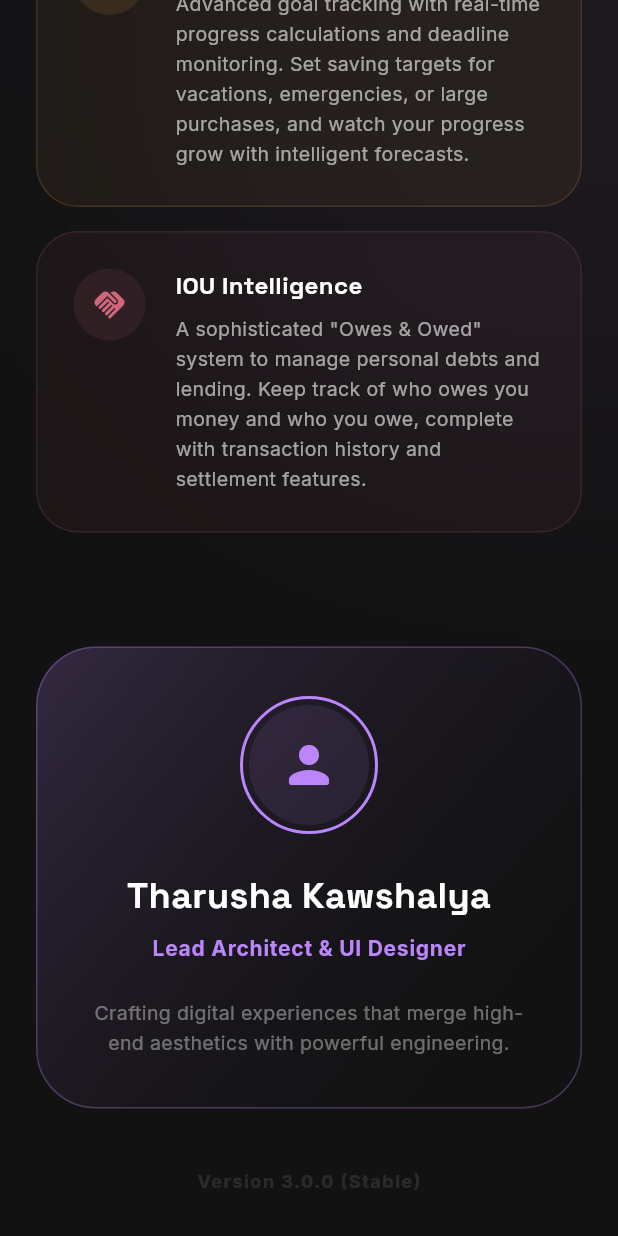
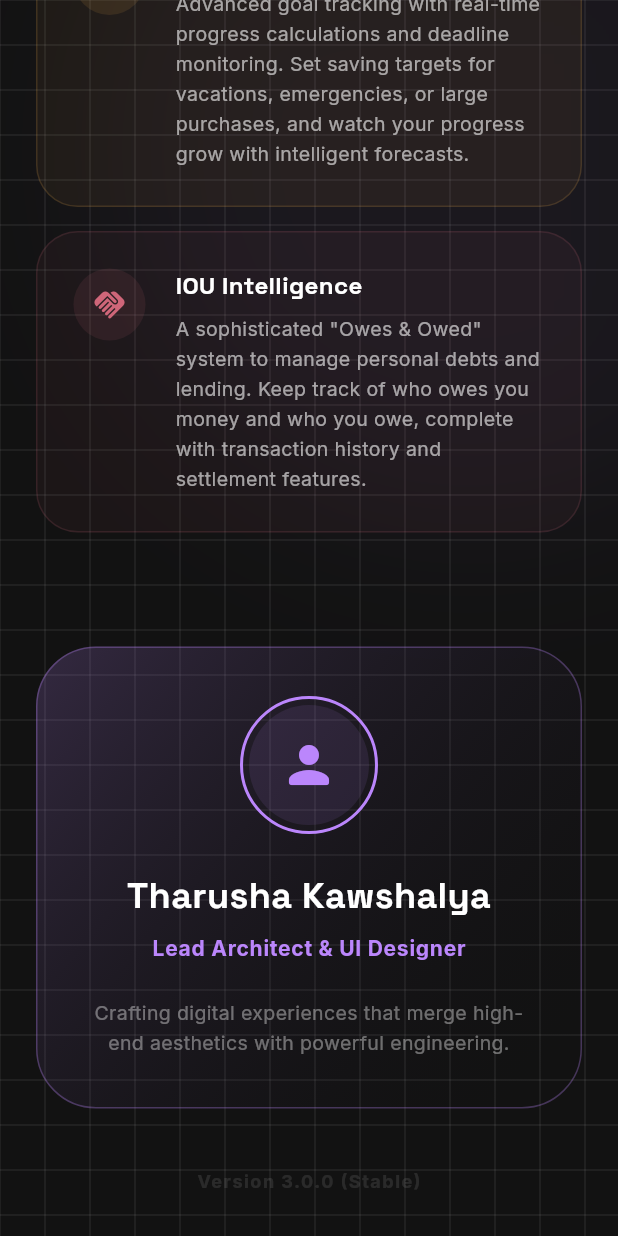
Before and after one commit to EdirithanthiriTharushaKawshalya/fin_track, a Flutter app: the AboutScreen screen opened directly, scrolled down 1152 dp, on a phone screen of 412 x 824 dp. Run offline on Flutter 3.47's test engine with Material 3 defaults, Android fonts, the phone set to English and light mode, and no system bars; our stand-ins replace cloud_firestore, csv, firebase_auth, firebase_core, fl_chart, flutter_riverpod and 3 more; accounts and stored records are empty.

Commit message:
feat: introduce grid background and refine screen aesthetics

```diff
--- /dev/null
+++ b/lib/core/widgets/grid_background.dart
@@ -0,0 +1,57 @@
+import 'package:flutter/material.dart';
+
+class GridBackground extends StatelessWidget {
+  final Widget child;
+  final double gridSpacing;
+  final Color? gridColor;
+  final double opacity;
+
+  const GridBackground({
+    super.key,
+    required this.child,
+    this.gridSpacing = 30.0,
+    this.gridColor,
+    this.opacity = 0.08,
+  });
+
+  @override
+  Widget build(BuildContext context) {
+    final color = gridColor ??
+        (Theme.of(context).brightness == Brightness.dark
+            ? Colors.white
+            : Colors.black);
+
+    return CustomPaint(
+      painter: GridPainter(
+        spacing: gridSpacing,
+        color: color.withOpacity(opacity),
+      ),
+      child: child,
+    );
+  }
+}
+
+class GridPainter extends CustomPainter {
+  final double spacing;
+  final Color color;
+
+  GridPainter({required this.spacing, required this.color});
+
+  @override
+  void paint(Canvas canvas, Size size) {
+    final paint = Paint()
+      ..color = color
+      ..strokeWidth = 1.0;
+
+    for (double i = 0; i <= size.width; i += spacing) {
+      canvas.drawLine(Offset(i, 0), Offset(i, size.height), paint);
+    }
+
+    for (double i = 0; i <= size.height; i += spacing) {
+      canvas.drawLine(Offset(0, i), Offset(size.width, i), paint);
+    }
+  }
+
+  @override
+  bool shouldRepaint(covariant CustomPainter oldDelegate) => false;
+}
--- a/lib/features/about/about_screen.dart
+++ b/lib/features/about/about_screen.dart
@@ -1,5 +1,6 @@
 import 'package:flutter/material.dart';
 import 'package:google_fonts/google_fonts.dart';
+import '../../core/widgets/grid_background.dart';
 import 'dart:ui';
 
 class AboutScreen extends StatelessWidget {
@@ -12,9 +13,10 @@ class AboutScreen extends StatelessWidget {
 
     return Scaffold(
       backgroundColor: Theme.of(context).scaffoldBackgroundColor,
-      body: Stack(
+      body: GridBackground(
+        child: Stack(
           children: [
-          // Background Aesthetic Glow
+            // Background Aesthetic Glow (BoxShadow instead of BackdropFilter)
             Positioned(
               top: -100,
               right: -100,
@@ -23,11 +25,13 @@ class AboutScreen extends StatelessWidget {
                 height: 400,
                 decoration: BoxDecoration(
                   shape: BoxShape.circle,
+                  boxShadow: [
+                    BoxShadow(
                       color: primaryColor.withOpacity(isDark ? 0.05 : 0.08),
+                      blurRadius: 100,
+                      spreadRadius: 50,
                     ),
-              child: BackdropFilter(
-                filter: ImageFilter.blur(sigmaX: 100, sigmaY: 100),
-                child: Container(),
+                  ],
                 ),
               ),
             ),
@@ -82,6 +86,7 @@ class AboutScreen extends StatelessWidget {
               ),
             ),
           ],
+        ),
       ),
     );
   }
--- a/lib/features/auth/login_screen.dart
+++ b/lib/features/auth/login_screen.dart
@@ -2,6 +2,7 @@ import 'package:firebase_auth/firebase_auth.dart';
 import 'package:flutter/material.dart';
 import 'dart:ui';
 import 'package:google_fonts/google_fonts.dart';
+import '../../core/widgets/grid_background.dart';
 import 'signup_screen.dart';
 
 class LoginScreen extends StatefulWidget {
@@ -80,7 +81,9 @@ class _LoginScreenState extends State<LoginScreen> {
   Widget build(BuildContext context) {
     return Scaffold(
       backgroundColor: const Color(0xFF0A0A0A),
-      body: Stack(
+      body: GridBackground(
+        opacity: 0.1,
+        child: Stack(
           children: [
             Positioned(
               top: -100,
@@ -197,6 +200,7 @@ class _LoginScreenState extends State<LoginScreen> {
             ),
           ],
         ),
+      ),
     );
   }
 }
--- a/lib/features/auth/signup_screen.dart
+++ b/lib/features/auth/signup_screen.dart
@@ -2,6 +2,7 @@ import 'package:firebase_auth/firebase_auth.dart';
 import 'package:flutter/material.dart';
 import 'dart:ui';
 import 'package:google_fonts/google_fonts.dart';
+import '../../core/widgets/grid_background.dart';
 
 class SignupScreen extends StatefulWidget {
   const SignupScreen({super.key});
@@ -91,7 +92,9 @@ class _SignupScreenState extends State<SignupScreen> {
           onPressed: () => Navigator.pop(context),
         ),
       ),
-      body: Stack(
+      body: GridBackground(
+        opacity: 0.1,
+        child: Stack(
           children: [
             Positioned(
               bottom: -100,
@@ -187,6 +190,7 @@ class _SignupScreenState extends State<SignupScreen> {
             ),
           ],
         ),
+      ),
     );
   }
 }
--- a/lib/features/debts/debts_screen.dart
+++ b/lib/features/debts/debts_screen.dart
@@ -44,7 +44,7 @@ class _DebtsScreenState extends ConsumerState<DebtsScreen> with SingleTickerProv
     final isDark = Theme.of(context).brightness == Brightness.dark;
 
     return Scaffold(
-      backgroundColor: Theme.of(context).scaffoldBackgroundColor,
+      backgroundColor: Colors.transparent,
       body: SafeArea(
         child: Column(
           crossAxisAlignment: CrossAxisAlignment.start,
--- a/lib/features/goals/goals_screen.dart
+++ b/lib/features/goals/goals_screen.dart
@@ -20,7 +20,7 @@ class GoalsScreen extends ConsumerWidget {
     final isDark = Theme.of(context).brightness == Brightness.dark;
 
     return Scaffold(
-      backgroundColor: Theme.of(context).scaffoldBackgroundColor,
+      backgroundColor: Colors.transparent,
       body: SafeArea(
         child: goalsAsync.when(
           loading: () => const Center(child: CircularProgressIndicator(color: Color(0xFFBB86FC))),
--- a/lib/features/profile/profile_screen.dart
+++ b/lib/features/profile/profile_screen.dart
@@ -4,6 +4,7 @@ import 'package:fin_track/core/services/export_service.dart'; // Ensure this ser
 import 'package:flutter/material.dart';
 import 'package:flutter_riverpod/flutter_riverpod.dart';
 import 'package:google_fonts/google_fonts.dart';
+import '../../core/widgets/grid_background.dart';
 import 'dart:ui';
 
 class ProfileScreen extends ConsumerStatefulWidget {
@@ -111,7 +112,8 @@ class _ProfileScreenState extends ConsumerState<ProfileScreen> {
             fontSize: 18
           )),
       ),
-      body: SingleChildScrollView(
+      body: GridBackground(
+        child: SingleChildScrollView(
           padding: const EdgeInsets.all(24.0),
           child: Column(
             children: [
@@ -152,6 +154,7 @@ class _ProfileScreenState extends ConsumerState<ProfileScreen> {
                 onTap: () => _showLogoutConfirmation(context),
               ),
             ],
+          ),
         ),
       ),
     );
```
Also changed, not shown: lib/core/models/category_model.dart (+24 -0 lines), lib/features/accounts/accounts_screen.dart (+7 -11 lines), lib/features/analytics/analytics_screen.dart (+19 -17 lines), lib/features/categories/categories_screen.dart (+11 -6 lines), lib/features/dashboard/dashboard_screen.dart (+15 -12 lines), lib/features/home_shell.dart (+11 -4 lines), lib/features/planning/planning_screen.dart (+5 -4 lines). Lines whose indentation alone changed are shown as unchanged.
